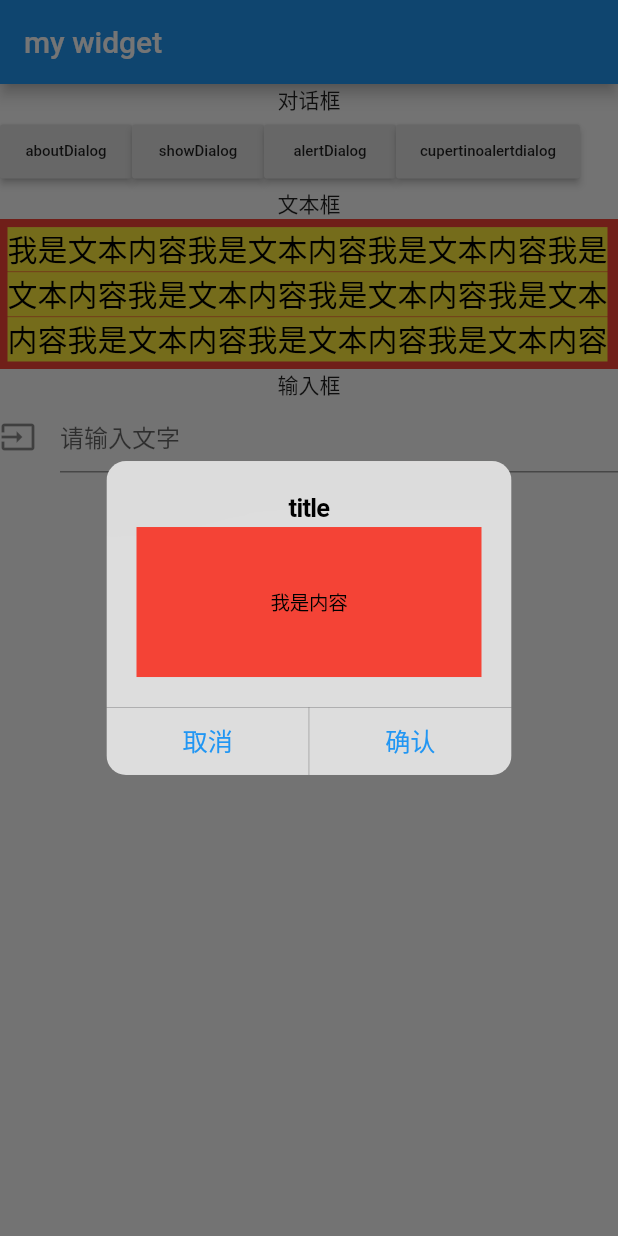
After one commit to rcj60560/flatter_wanandroid, a Flutter app: the WidgetPage screen opened directly, after a tap on "cupertinoalertdialog", on a phone screen of 412 x 824 dp. The commit adds this screen. Run offline on Flutter 3.47's test engine with Material 2 defaults, Android fonts, the phone set to English and light mode, and no system bars; our stand-ins replace flutter_easyrefresh, flutter_swiper; missing offline and left inert: flutter_webview_plugin; network calls fail.

Commit message:
控件使用

```diff
--- a/lib/dao/bannder_dao.dart
+++ b/lib/dao/bannder_dao.dart
@@ -1,7 +1,6 @@
 import 'dart:async';
 import 'dart:convert';
 import 'package:flutter_app/model/banner_moedl.dart';
-import 'package:flutter_app/model/home_articlelist_model.dart';
 import 'package:http/http.dart' as http;
 
 const BANNER_URL = "https://www.wanandroid.com/banner/json";
--- a/lib/navigator/tabnavigator.dart
+++ b/lib/navigator/tabnavigator.dart
@@ -1,5 +1,6 @@
 import 'package:flutter/material.dart';
 import 'package:flutter_app/page/android/android_page.dart';
+import 'package:flutter_app/page/android/widget_page.dart';
 import 'package:flutter_app/page/home/home_page.dart';
 
 class TabNavigator extends StatefulWidget {
@@ -25,7 +26,9 @@ class TabNavigatorState extends State<TabNavigator> {
         children: <Widget>[
           HomePage(),
           Android(),
+          WidgetPage(),
         ],
+        physics: NeverScrollableScrollPhysics(),
       ),
       bottomNavigationBar: BottomNavigationBar(
           currentIndex: _currentIndex,
@@ -39,6 +42,7 @@ class TabNavigatorState extends State<TabNavigator> {
           items: [
             _bottomItem("homea", Icons.home, 0),
             _bottomItem("android", Icons.android, 1),
+            _bottomItem("widget", Icons.widgets, 2),
           ]),
     );
   }
--- a/lib/page/android/trip_page.dart
+++ b/lib/page/android/trip_page.dart
@@ -43,6 +43,8 @@ class TripPageState extends State<TripPage> {
             banner(),
             LocalNavItem(localNavlist: localNavvList),
             GridNavItem(gridNavItem: gridNav),
+            GridNavItem(gridNavItem: gridNav),
+            GridNavItem(gridNavItem: gridNav),
           ],
         ),
       ),
--- /dev/null
+++ b/lib/page/android/widget_page.dart
@@ -0,0 +1,150 @@
+import 'package:flutter/cupertino.dart';
+import 'package:flutter/material.dart';
+
+class WidgetPage extends StatelessWidget {
+  final TextEditingController _controller = TextEditingController();
+
+  @override
+  Widget build(BuildContext context) {
+    _controller.addListener(() {
+      print("输入的内容为:" + _controller.text);
+    });
+
+    return Scaffold(
+      appBar: AppBar(title: Text("my widget")),
+      body: SingleChildScrollView(
+        child: Container(
+          child: Column(
+            children: <Widget>[
+              Container(child: Text("对话框")),
+              Row(
+                children: <Widget>[
+                  Builder(
+                      builder: (context) => RaisedButton(
+                          onPressed: () {
+                            showAboutDialog(
+                                context: (context),
+                                applicationName: "我的测试页面",
+                                applicationVersion: "1.0.0");
+                          },
+                          child: Text("aboutDialog",
+                              style: TextStyle(fontSize: 10)))),
+                  Builder(
+                      builder: (context) => RaisedButton(
+                          onPressed: () {
+                            showDialog(
+                              context: context,
+                              builder: (context) => SimpleDialog(
+                                  title: Text("标题"),
+                                  titlePadding:
+                                      EdgeInsets.fromLTRB(50, 10, 0, 0),
+                                  children: <Widget>[
+                                    SimpleDialogOption(
+                                        child: Text("ok"),
+                                        onPressed: () {
+                                          Navigator.of(context).pop();
+                                        }),
+                                    SimpleDialogOption(
+                                        child: Text("cancel"),
+                                        onPressed: () {
+                                          Navigator.of(context).pop();
+                                        }),
+                                  ]),
+                            );
+                          },
+                          child: Text("showDialog",
+                              style: TextStyle(fontSize: 10)))),
+                  Builder(
+                      builder: (context) => RaisedButton(
+                            onPressed: () {
+                              showDialog(
+                                  context: context,
+                                  builder: (context) => AlertDialog(
+                                          title: Text("title"),
+                                          content: Text("我的内容 我是内容!"),
+                                          actions: <Widget>[
+                                            FlatButton(
+                                                child: Text("Ok"),
+                                                onPressed: () {
+                                                  print("--------->ok");
+                                                  Navigator.of(context).pop();
+                                                }),
+                                            FlatButton(
+                                              child: Text("Cancel"),
+                                              onPressed: () {
+                                                print("---------->cancel");
+                                                Navigator.of(context).pop();
+                                              },
+                                            )
+                                          ]));
+                            },
+                            child: Text("alertDialog",
+                                style: TextStyle(fontSize: 10)),
+                          )),
+                  Builder(
+                    builder: (context) => RaisedButton(
+                        onPressed: () {
+                          showDialog(
+                              context: context,
+                              builder: (context) => CupertinoAlertDialog(
+                                      title: Text("title"),
+                                      content: Container(
+                                        alignment: Alignment.center,
+                                        height: 100,
+                                        child: Text("我是内容"),
+                                        color: Colors.red,
+                                      ),
+                                      actions: <Widget>[
+                                        CupertinoDialogAction(
+                                            child: Text("取消"),
+                                            onPressed: () {
+                                              Navigator.of(context).pop();
+                                            }),
+                                        CupertinoDialogAction(
+                                            child: Text("确认"),
+                                            onPressed: () {
+                                              Navigator.of(context).pop();
+                                            }),
+                                      ]));
+                        },
+                        child: Text("cupertinoalertdialog",
+                            overflow: TextOverflow.ellipsis,
+                            style: TextStyle(fontSize: 10))),
+                  ),
+                ],
+              ),
+              Container(child: Text("文本框")),
+              Column(children: <Widget>[
+                Container(
+                  decoration: BoxDecoration(color: Colors.red),
+                  padding: EdgeInsets.all(5),
+                  child: Center(
+                      child: Text(
+                          "我是文本内容我是文本内容我是文本内容我是文本内容我是文本内容我是文本内容我是文本内容我是文本内容我是文本内容我是文本内容",
+                          style: TextStyle(
+                              color: Colors.black,
+                              backgroundColor: Colors.yellow,
+                              fontSize: 20),
+                          textAlign: TextAlign.left,
+                          maxLines: 3,
+                          overflow: TextOverflow.ellipsis)),
+                )
+              ]),
+              Container(child: Text("输入框")),
+              TextField(
+                decoration:
+                    InputDecoration(icon: Icon(Icons.input), hintText: "请输入文字"),
+                onChanged: (string) {
+                  print(string + "--------------->");
+                },
+                keyboardType: TextInputType.number,
+                controller: _controller,
+                textInputAction: TextInputAction.go,
+              )
+            ],
+          ),
+        ),
+      ),
+    );
+  }
+}
--- a/pubspec.yaml
+++ b/pubspec.yaml
@@ -76,3 +76,6 @@ flutter:
   #
   # For details regarding fonts from package dependencies,
   # see https://flutter.dev/custom-fonts/#from-packages
+
+  assets:
+    - images/cover.jpg
```
Also changed, not shown: lib/model/home_model_test.dart (+127 -46 lines), lib/page/android/android_page.dart (+19 -6 lines), lib/page/home_trip/GridNavItem.dart (+52 -2 lines), images/cover.jpg (added).
